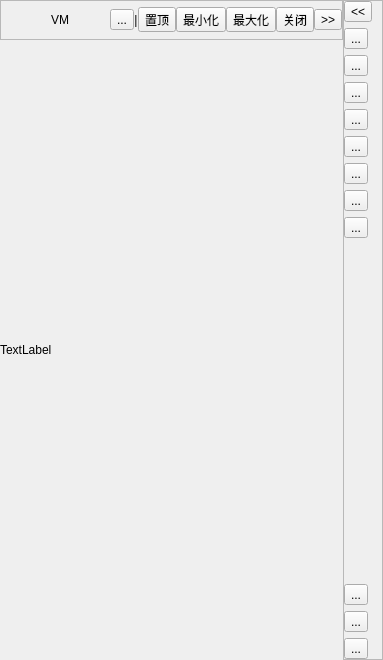
Before: the Qt Designer form phoneinstancewidget.ui in ZhouMei20220810/TEST, drawn with Qt 5.
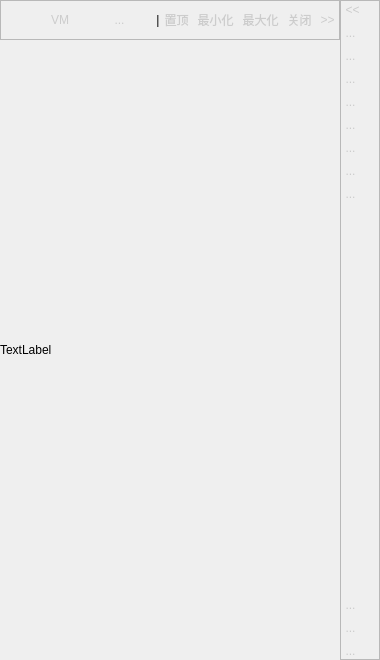
After: the same form once the commit is applied. Icons and pictures are not drawn.

Commit message: instance 界面优化

Diff of the .ui file:
```diff
--- a/phoneinstancewidget.ui
+++ b/phoneinstancewidget.ui
@@ -13,6 +13,17 @@
   <property name="windowTitle">
    <string>Form</string>
   </property>
+  <property name="styleSheet">
+   <string notr="true">QToolButton {border:none;
+color: rgb(204, 204, 204);
+}
+QToolButton:hover {
+color: rgb(255, 255, 255);
+background-color: #FFE7E8EE;
+border-radius:1px;
+padding-left:8px;
+}</string>
+  </property>
   <layout class="QHBoxLayout" name="horizontalLayout_2">
    <property name="spacing">
     <number>0</number>
@@ -79,8 +90,15 @@
            <cursorShape>PointingHandCursor</cursorShape>
           </property>
           <property name="styleSheet">
-           <string notr="true">QToolButton:hover{
-border:0px
+           <string notr="true">QToolButton {
+border:none;
+color: rgb(204, 204, 204);
+}
+QToolButton:hover {
+color: rgb(255, 255, 255);
+background-color: none;
+border-radius:1px;
+padding-left:8px;
 }</string>
           </property>
           <property name="text">
@@ -98,6 +116,19 @@
           </property>
          </widget>
         </item>
+        <item>
+         <spacer name="horizontalSpacer">
+          <property name="orientation">
+           <enum>Qt::Horizontal</enum>
+          </property>
+          <property name="sizeHint" stdset="0">
+           <size>
+            <width>40</width>
+            <height>20</height>
+           </size>
+          </property>
+         </spacer>
+        </item>
         <item>
          <widget class="QLabel" name="label">
           <property name="text">
@@ -110,6 +141,9 @@
         </item>
         <item>
          <widget class="QToolButton" name="toolBtnTopLevel">
+          <property name="styleSheet">
+           <string notr="true"/>
+          </property>
           <property name="text">
            <string>置顶</string>
           </property>
```
Left out of the diff: 20 changed lines with no effect on the pictures. The commit also changes 2 other files.
